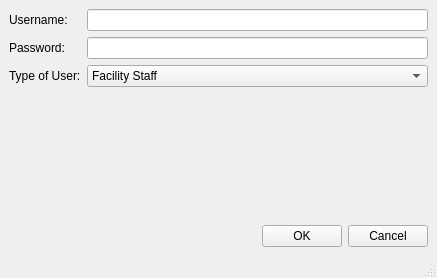
Before: the Qt Designer form adduser.ui in hummushaman/EOBCproject, drawn with Qt 5.
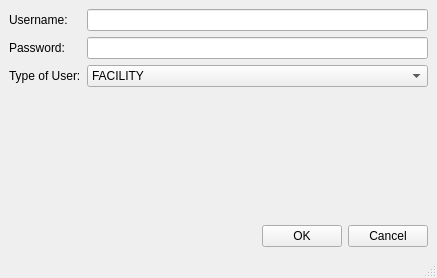
After: the same form once the commit is applied.

Patch:
```diff
--- a/adduser.ui
+++ b/adduser.ui
@@ -42,7 +42,7 @@
        <widget class="QComboBox" name="comboBox_types">
         <item>
          <property name="text">
-          <string>Facility Staff</string>
+          <string>FACILITY</string>
          </property>
         </item>
         <item>
```
Left out of the diff: 23 changed lines with no effect on the pictures.
